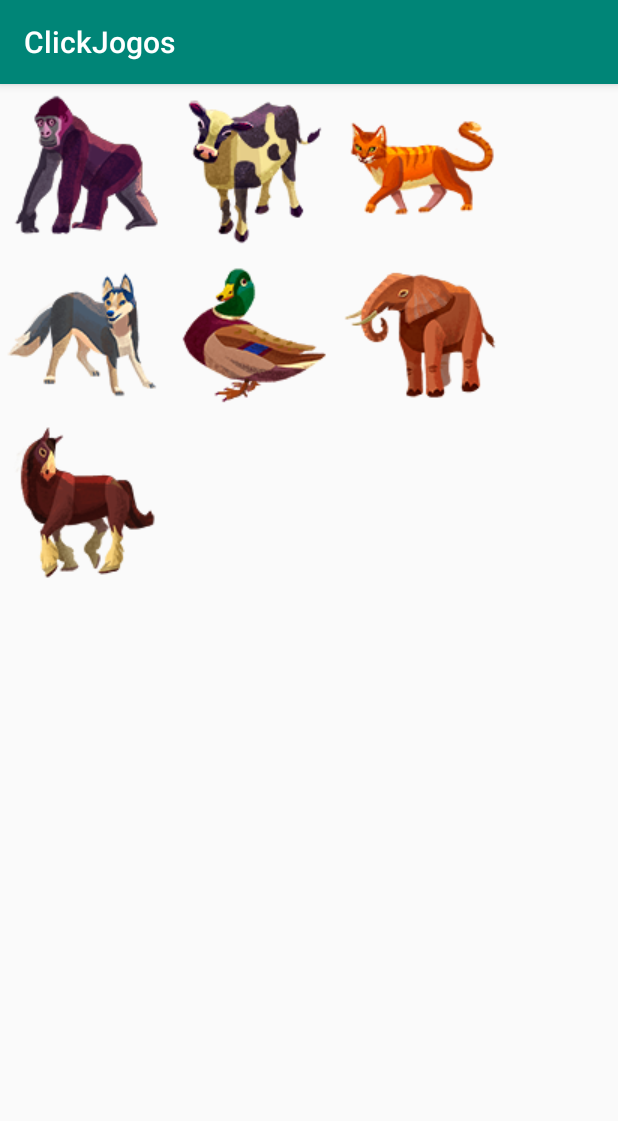
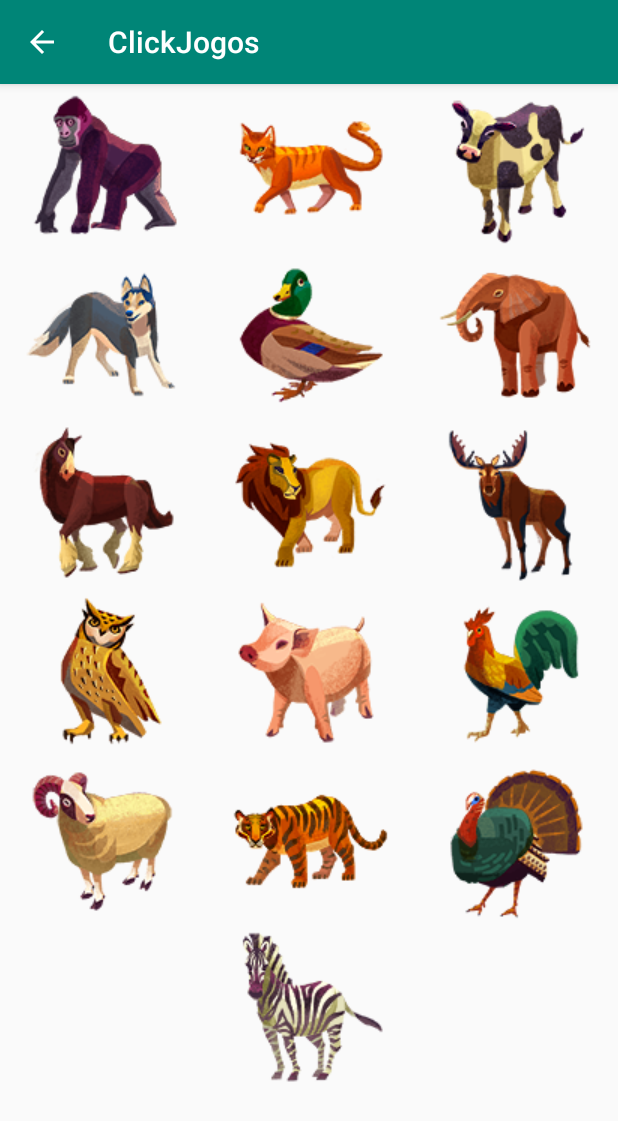
Before and after one commit to xXHachimanXx/LDDM, an Android app: the SonsAnimaisActivity screen opened directly, with no data from a screen before it, on a phone screen of 412 x 824 dp. Shown: the top 1121 px of the screen. Run offline under Robolectric (Android 15) with nearby library versions, the phone set to English and light mode, and no system bars.

Commit message:
Primeira Vitoria do dia.

```diff
--- a/ClickJogos/app/src/main/AndroidManifest.xml
+++ b/ClickJogos/app/src/main/AndroidManifest.xml
@@ -9,7 +9,10 @@
         android:roundIcon="@mipmap/ic_launcher_round"
         android:supportsRtl="true"
         android:theme="@style/AppTheme">
-        <activity android:name=".SonsAnimaisActivity"></activity>
+        <activity android:name=".JogoAdvinha"></activity>
+        <activity
+            android:name=".SonsAnimaisActivity"
+            android:parentActivityName=".MainActivity" />
         <activity
             android:name=".MainActivity"
             android:label="@string/app_name"
--- a/ClickJogos/app/src/main/java/com/example/clickjogos/SonsAnimaisActivity.java
+++ b/ClickJogos/app/src/main/java/com/example/clickjogos/SonsAnimaisActivity.java
@@ -1,53 +1,70 @@
 package com.example.clickjogos;
 
-import androidx.appcompat.app.AppCompatActivity;
-
+import android.content.Intent;
 import android.media.MediaPlayer;
 import android.os.Bundle;
+import android.view.MenuItem;
 import android.view.View;
-import android.widget.Button;
 import android.widget.ImageView;
-import android.widget.Toast;
+
+import androidx.annotation.NonNull;
+import androidx.appcompat.app.AppCompatActivity;
+import androidx.core.app.NavUtils;
 
 import java.util.HashMap;
 import java.util.Map;
 
-public class SonsAnimaisActivity extends AppCompatActivity implements View.OnClickListener
-{
-    private String animais[] = {"ape", "cat", "cow", "dog", "duck", "elephant",
-            "horse", "lion", "moose", "owl", "pig", "rooster"};
-    private Button btnAnimais[] = new Button[animais.length];
-    private Map<Integer,String> mapButtonId = new HashMap<Integer,String>();
+public class SonsAnimaisActivity extends AppCompatActivity implements View.OnClickListener {
+
+    private static final String TAG = "SonsAnimaisActivicty";
+
+    private Map<Integer, String> animaisMap;
+
+    private String[] animals = {"ape", "cat", "cow", "dog", "duck", "elephant",
+            "horse", "lion", "moose", "owl", "pig", "rooster", "sheep", "tiger", "turkey", "zebra"};
+    private ImageView[] animalsImages = new ImageView[animals.length];
+
+    @Override
+    protected void onCreate(Bundle savedInstanceState) {
+        super.onCreate(savedInstanceState);
+        setContentView(R.layout.activity_sons_animais);
+
+        animaisMap = new HashMap<>();
+        for (int y = 0; y < animals.length; y++) {
+            animalsImages[y] = findViewById(getIdByName(animals[y], "id"));
+            animalsImages[y].setOnClickListener(this);
+            animaisMap.put(getIdByName(
+                    animals[y], "id"), animals[y]);
+        }
+        final MediaPlayer mp = MediaPlayer.create(SonsAnimaisActivity.this, getIdByName("cow", "raw"));
 
 
-    public void onClick(View v)
-    {
-        Toast.makeText(getApplicationContext(), mapButtonId.get(v.getId()), Toast.LENGTH_LONG).show();
-        MediaPlayer mp = MediaPlayer.create(SonsAnimaisActivity.this, getIdByName(mapButtonId.get(v.getId()), "raw"));
-        if(mp !=null) { mp.start(); }
     }
 
-    public int getIdByName(String name, String recource)
-    {
-        return getResources().getIdentifier(name, recource, getPackageName());
+    @Override
+    public boolean onOptionsItemSelected(@NonNull MenuItem item) {
+        if (item.getItemId() == R.id.home) {
+            Intent intent = new Intent(this, MainActivity.class);
+            NavUtils.navigateUpTo(this, intent);
+
+        }
+        return super.onOptionsItemSelected(item);
+    }
+
+    public void onClick(View v) {
+        //Toast.makeText(getApplicationContext(), mapButtonId.get(v.getId()), Toast.LENGTH_LONG).show();
+        MediaPlayer mp = MediaPlayer.create(SonsAnimaisActivity.this,
+                getIdByName(animaisMap.get(v.getId()),
+                        "raw"));
+        if (mp != null) {
+            mp.start();
+        }
     }
 
 
-    @Override
-    protected void onCreate(Bundle savedInstanceState)
-    {
-        super.onCreate(savedInstanceState);
-        setContentView(R.layout.activity_sons_animais);
-
-        /*
-        for(int i=0; i<animais.length;i++)
-        {
-            btnAnimais[i] = (Button) findViewById(getIdByName(animais[i] + "Id","id"));
-            btnAnimais[i].setOnClickListener((View.OnClickListener) this);
-            mapButtonId.put(getIdByName(animais[i] + "Id","id"), animais[i] );
-        }
-        */
-
+    public int getIdByName(String name, String resource) {
+        return getResources().getIdentifier(name, resource, getPackageName());
     }
 
+
 }
--- a/ClickJogos/app/src/main/res/layout/activity_sons_animais.xml
+++ b/ClickJogos/app/src/main/res/layout/activity_sons_animais.xml
@@ -1,81 +1,165 @@
 <?xml version="1.0" encoding="utf-8"?>
 <LinearLayout xmlns:android="http://schemas.android.com/apk/res/android"
-    android:orientation="vertical"
     xmlns:app="http://schemas.android.com/apk/res-auto"
     xmlns:tools="http://schemas.android.com/tools"
     android:layout_width="match_parent"
     android:layout_height="match_parent"
+    android:orientation="vertical"
     tools:context=".SonsAnimaisActivity">
 
-    <TableRow
+
+    <LinearLayout
         android:layout_width="match_parent"
         android:layout_height="wrap_content"
-        app:layout_constraintEnd_toEndOf="parent"
-        app:layout_constraintStart_toStartOf="parent">
+        android:orientation="horizontal">
 
         <ImageView
             android:id="@+id/ape"
             android:layout_width="wrap_content"
             android:layout_height="wrap_content"
+            android:layout_weight="1"
             app:srcCompat="@drawable/ape" />
+
+
+        <ImageView
+            android:id="@+id/cat"
+            android:layout_width="wrap_content"
+            android:layout_height="wrap_content"
+            android:layout_weight="1"
+            app:srcCompat="@drawable/cat" />
 
         <ImageView
             android:id="@+id/cow"
             android:layout_width="wrap_content"
             android:layout_height="wrap_content"
-            android:contentDescription="TODO"
+            android:layout_weight="1"
             app:srcCompat="@drawable/cow" />
+    </LinearLayout>
 
-        <ImageView
-            android:id="@+id/cat"
-            android:layout_width="wrap_content"
-            android:layout_height="wrap_content"
-            app:srcCompat="@drawable/cat" />
-    </TableRow>
-
-    <TableRow
+    <LinearLayout
         android:layout_width="match_parent"
         android:layout_height="wrap_content"
-        android:orientation="vertical"
-        app:layout_constraintEnd_toEndOf="parent"
-        app:layout_constraintStart_toStartOf="parent"
-        tools:layout_editor_absoluteY="112dp">
+        android:orientation="horizontal">
 
         <ImageView
             android:id="@+id/dog"
             android:layout_width="wrap_content"
             android:layout_height="wrap_content"
-            android:contentDescription="TODO"
+            android:layout_weight="1"
             app:srcCompat="@drawable/dog" />
 
         <ImageView
             android:id="@+id/duck"
             android:layout_width="wrap_content"
             android:layout_height="wrap_content"
-            android:contentDescription="TODO"
+            android:layout_weight="1"
             app:srcCompat="@drawable/duck" />
 
         <ImageView
             android:id="@+id/elephant"
             android:layout_width="wrap_content"
             android:layout_height="wrap_content"
+            android:layout_weight="1"
             app:srcCompat="@drawable/elephant" />
 
-    </TableRow>
+    </LinearLayout>
 
-    <TableRow
+    <LinearLayout
         android:layout_width="match_parent"
         android:layout_height="wrap_content"
-        app:layout_constraintEnd_toEndOf="parent"
-        app:layout_constraintStart_toStartOf="parent"
-        tools:layout_editor_absoluteY="224dp">
+        android:orientation="horizontal">
 
         <ImageView
             android:id="@+id/horse"
             android:layout_width="wrap_content"
             android:layout_height="wrap_content"
-            android:contentDescription="TODO"
+            android:layout_weight="1"
             app:srcCompat="@drawable/horse" />
-    </TableRow>
+
+        <ImageView
+            android:id="@+id/lion"
+            android:layout_width="wrap_content"
+            android:layout_height="wrap_content"
+            android:layout_weight="1"
+            app:srcCompat="@drawable/lion" />
+
+        <ImageView
+            android:id="@+id/moose"
+            android:layout_width="wrap_content"
+            android:layout_height="wrap_content"
+            android:layout_weight="1"
+            app:srcCompat="@drawable/moose" />
+    </LinearLayout>
+
+    <LinearLayout
+        android:layout_width="match_parent"
+        android:layout_height="wrap_content"
+        android:orientation="horizontal">
+
+        <ImageView
+            android:id="@+id/owl"
+            android:layout_width="wrap_content"
+            android:layout_height="wrap_content"
+            android:layout_weight="1"
+            app:srcCompat="@drawable/owl" />
+
+        <ImageView
+            android:id="@+id/pig"
+            android:layout_width="wrap_content"
+            android:layout_height="wrap_content"
+            android:layout_weight="1"
+            app:srcCompat="@drawable/pig" />
+
+        <ImageView
+            android:id="@+id/rooster"
+            android:layout_width="wrap_content"
+            android:layout_height="wrap_content"
+            android:layout_weight="1"
+            app:srcCompat="@drawable/rooster" />
+    </LinearLayout>
+
+    <LinearLayout
+        android:layout_width="match_parent"
+        android:layout_height="wrap_content"
+        android:orientation="horizontal">
+
+
+        <ImageView
+            android:id="@+id/sheep"
+            android:layout_width="wrap_content"
+            android:layout_height="wrap_content"
+            android:layout_weight="1"
+            app:srcCompat="@drawable/sheep" />
+
+        <ImageView
+            android:id="@+id/tiger"
+            android:layout_width="wrap_content"
+            android:layout_height="wrap_content"
+            android:layout_weight="1"
+            app:srcCompat="@drawable/tiger" />
+
+        <ImageView
+            android:id="@+id/turkey"
+            android:layout_width="wrap_content"
+            android:layout_height="wrap_content"
+            android:layout_weight="1"
+            app:srcCompat="@drawable/turkey" />
+    </LinearLayout>
+
+    <LinearLayout
+        android:layout_width="match_parent"
+        android:layout_height="wrap_content"
+        android:orientation="horizontal">
+
+
+        <ImageView
+            android:id="@+id/zebra"
+            android:layout_width="0dp"
+            android:layout_height="wrap_content"
+            android:layout_weight="1"
+            app:srcCompat="@drawable/zebra" />
+
+
+    </LinearLayout>
 
 </LinearLayout>
```
Also changed, not shown: ClickJogos/app/src/main/java/com/example/clickjogos/JogoAdvinha.java (added, +34 -0 lines), ClickJogos/app/src/main/java/com/example/clickjogos/MainActivity.java (+10 -0 lines), ClickJogos/app/src/main/res/layout/activity_jogo_advinha.xml (added, +43 -0 lines), ClickJogos/app/src/main/res/layout/app_bar_main.xml (+0 -7 lines), ClickJogos/app/src/main/res/layout/content_main.xml (+23 -42 lines).
